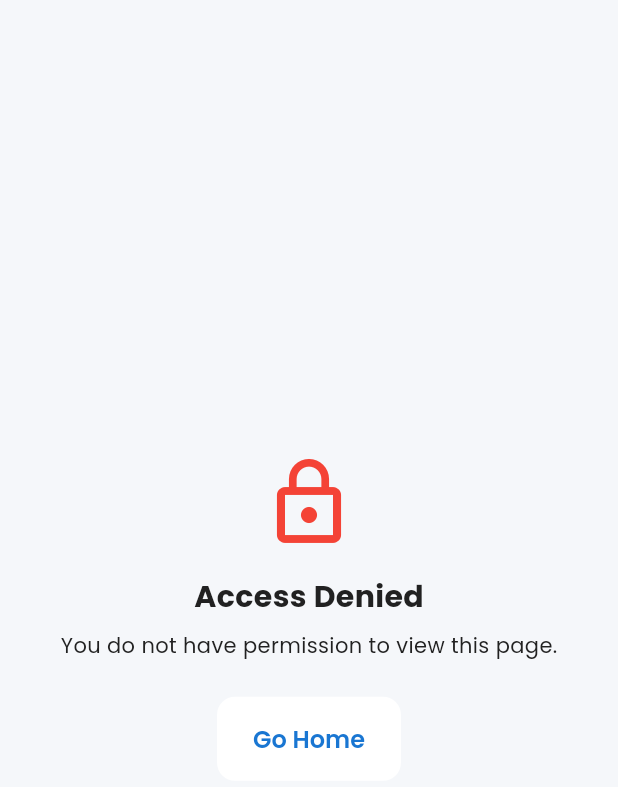
After one commit to Aditya-Naikwadi/Skill_Spring_Application, a Flutter app: the AccessDeniedView screen opened directly, on a phone screen of 412 x 824 dp. The commit adds this screen. Shown: the top 787 px of the screen. Run offline on Flutter 3.47's test engine with Material 3 defaults, Android fonts, the phone set to English and light mode, and no system bars; our stand-ins replace animate_do, cloud_firestore, firebase_auth, firebase_core, flutter_dotenv, glassmorphism and 1 more; accounts and stored records are empty.

Commit message:
changes 10

```diff
--- /dev/null
+++ b/lib/config/strings.dart
@@ -0,0 +1,21 @@
+class AppStrings {
+  // Auth / Access
+  static const String accessDeniedTitle = 'Access Denied';
+  static const String accessDeniedMessage = 'You do not have permission to view this page.';
+  static const String goHome = 'Go Home';
+
+  // Errors
+  static const String userNotFound = 'No user found with this email.';
+  static const String wrongPassword = 'Incorrect password. Please try again.';
+  static const String emailAlreadyInUse = 'An account already exists with this email.';
+  static const String invalidEmail = 'Please enter a valid email address.';
+  static const String weakPassword = 'Password is too weak. Please use a stronger password.';
+  static const String userDisabled = 'This account has been disabled.';
+  static const String tooManyRequests = 'Too many attempts. Please try again later.';
+  static const String operationNotAllowed = 'This sign-in method is not enabled.';
+  static const String genericError = 'An error occurred. Please try again.';
+  static const String loginFailed = 'Login failed: ';
+  static const String registrationFailed = 'Registration failed: ';
+  static const String verificationFailed = 'Failed to verify phone number. Please try again.';
+  static const String invalidVerificationCode = 'Invalid verification code. Please try again.';
+}
--- /dev/null
+++ b/lib/core/exceptions/auth_failure.dart
@@ -0,0 +1,9 @@
+class AuthFailure implements Exception {
+  final String message;
+  final String code;
+
+  AuthFailure(this.message, this.code);
+
+  @override
+  String toString() => message;
+}
--- a/lib/providers/auth_provider.dart
+++ b/lib/providers/auth_provider.dart
@@ -2,18 +2,20 @@ import 'package:flutter/foundation.dart';
 import 'package:firebase_auth/firebase_auth.dart';
 import '../models/user_model.dart';
 import '../services/auth_service.dart';
+import '../core/exceptions/auth_failure.dart';
 
 class AuthProvider with ChangeNotifier {
   final AuthService _authService = AuthService();
 
   UserModel? _currentUser;
   bool _isLoading = false;
-  bool _isAuthCheckComplete = false; // Added flag
+  bool _isAuthCheckComplete = false;
+  bool _isRegistrationInProgress = false; // Flag to prevent race condition
   String? _error;
 
   UserModel? get currentUser => _currentUser;
   bool get isLoading => _isLoading;
-  bool get isAuthCheckComplete => _isAuthCheckComplete; // Getter
+  bool get isAuthCheckComplete => _isAuthCheckComplete;
   String? get error => _error;
   bool get isAuthenticated => _currentUser != null;
 
@@ -35,6 +37,8 @@ class AuthProvider with ChangeNotifier {
     });
 
     _authService.authStateChanges.listen((User? user) async {
+      if (_isRegistrationInProgress) return; // Skip listener during explicit registration
+
       if (initialCheckCompleted) {
         // Just update user if check already completed via timeout or previous event
         if (user != null) {
@@ -90,14 +94,20 @@ class AuthProvider with ChangeNotifier {
       _lockoutUntil = null;
       notifyListeners();
       return _currentUser != null;
-    } catch (e) {
+    } on AuthFailure catch (e) {
+      // Logic for lockout handling remains similar or can use e.code
       _loginAttempts++;
       if (_loginAttempts >= 5) {
         _lockoutUntil = DateTime.now().add(const Duration(minutes: 5));
         _error = 'Too many failed attempts. Locked for 5 minutes.';
       } else {
-        _error = e.toString();
+        _error = e.message;
       }
+      _isLoading = false;
+      notifyListeners();
+      return false;
+    } catch (e) {
+      _error = e.toString();
       _isLoading = false;
       notifyListeners();
       return false;
@@ -113,6 +123,7 @@ class AuthProvider with ChangeNotifier {
     String? phoneNumber,
     UserRole role = UserRole.student,
   }) async {
+    _isRegistrationInProgress = true; // Start critical section
     _isLoading = true;
     _error = null;
     notifyListeners();
@@ -134,6 +145,8 @@ class AuthProvider with ChangeNotifier {
       _isLoading = false;
       notifyListeners();
       return false;
+    } finally {
+      _isRegistrationInProgress = false; // End critical section
     }
   }
 
--- /dev/null
+++ b/lib/widgets/auth/access_denied_view.dart
@@ -0,0 +1,32 @@
+import 'package:flutter/material.dart';
+import '../../config/strings.dart';
+
+class AccessDeniedView extends StatelessWidget {
+  const AccessDeniedView({super.key});
+
+  @override
+  Widget build(BuildContext context) {
+    return Scaffold(
+      body: Center(
+        child: Column(
+          mainAxisAlignment: MainAxisAlignment.center,
+          children: [
+            const Icon(Icons.lock_outline, size: 64, color: Colors.red),
+            const SizedBox(height: 16),
+            const Text(
+              AppStrings.accessDeniedTitle,
+              style: TextStyle(fontSize: 20, fontWeight: FontWeight.bold),
+            ),
+            const SizedBox(height: 8),
+            const Text(AppStrings.accessDeniedMessage),
+            const SizedBox(height: 24),
+            ElevatedButton(
+              onPressed: () => Navigator.of(context).pushReplacementNamed('/home'),
+              child: const Text(AppStrings.goHome),
+            ),
+          ],
+        ),
+      ),
+    );
+  }
+}
```
Also changed, not shown: lib/main.dart (+60 -0 lines), lib/screens/onboarding/onboarding_screen.dart (+1 -66 lines), lib/services/auth_service.dart (+15 -14 lines), lib/services/database_service.dart (+9 -162 lines), lib/widgets/auth/auth_guard.dart (+2 -22 lines), lib/widgets/common/hover_scale_button.dart (+20 -2 lines), 1 other file.
